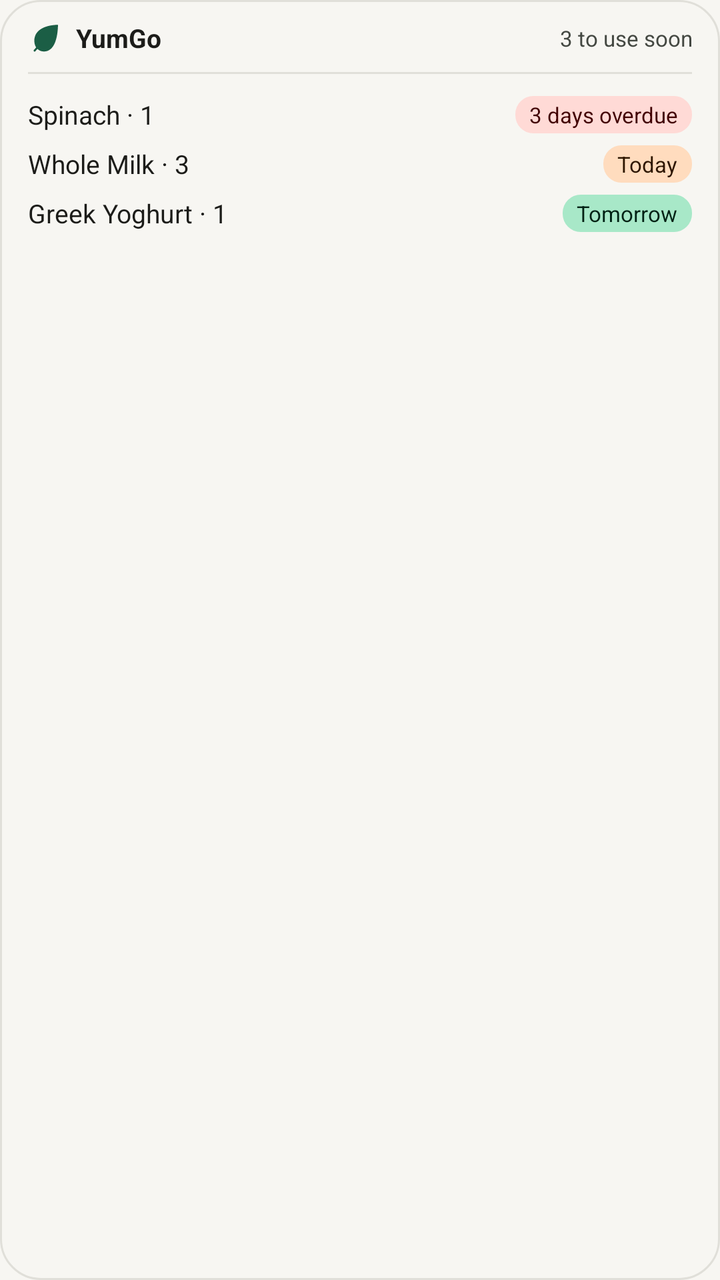
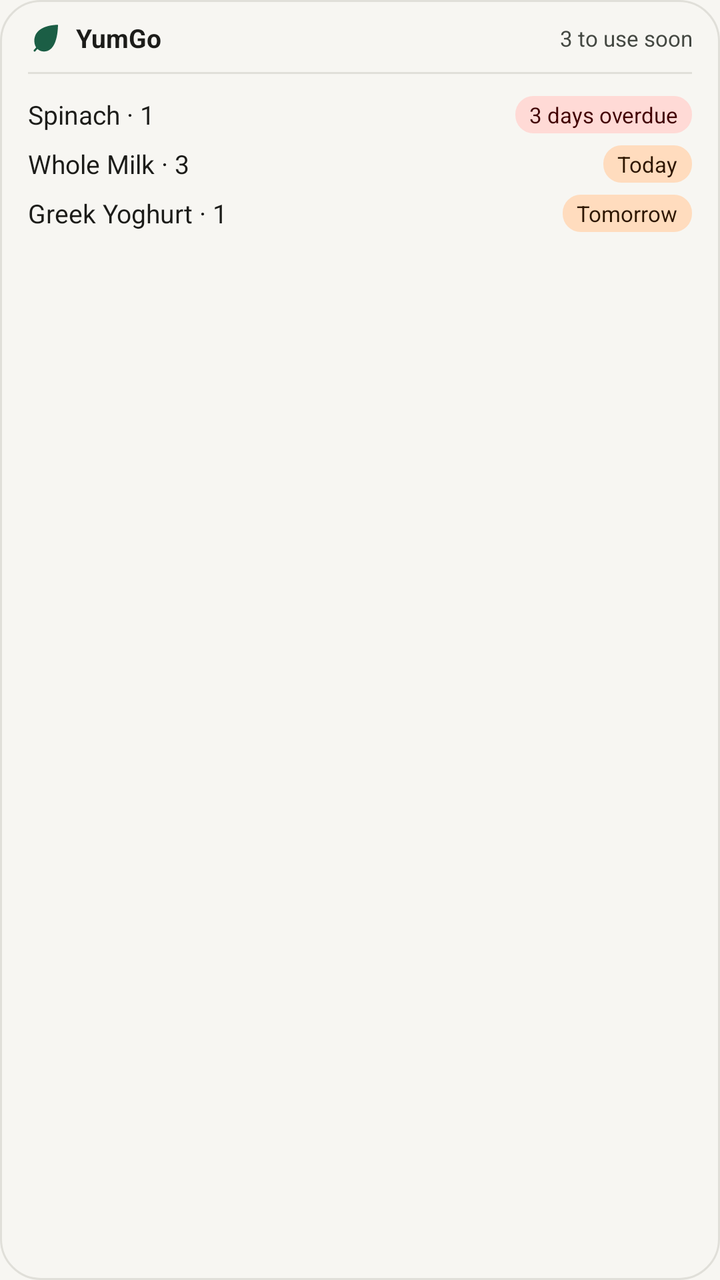

Two renders of the same Android screen: before a commit and after it. Below are the layout's source before the change and the commit's diff.
<!-- AndroidManifest.xml: application theme Theme.Yumgo -->
<!-- res/layout/fridge_widget.xml -->
<?xml version="1.0" encoding="utf-8"?>
<LinearLayout xmlns:android="http://schemas.android.com/apk/res/android"
    android:id="@+id/fridge_widget_root"
    android:layout_width="match_parent"
    android:layout_height="match_parent"
    android:background="@drawable/fridge_widget_background"
    android:clickable="true"
    android:focusable="true"
    android:orientation="vertical"
    android:paddingStart="14dp"
    android:paddingTop="10dp"
    android:paddingEnd="14dp"
    android:paddingBottom="10dp">

    <LinearLayout
        android:layout_width="match_parent"
        android:layout_height="wrap_content"
        android:gravity="center_vertical"
        android:orientation="horizontal">

        <ImageView
            android:id="@+id/widget_icon"
            android:layout_width="18dp"
            android:layout_height="18dp"
            android:contentDescription="@string/widget_open"
            android:src="@drawable/fridge_widget_icon" />

        <TextView
            android:id="@+id/widget_title"
            android:layout_width="wrap_content"
            android:layout_height="wrap_content"
            android:layout_marginStart="6dp"
            android:ellipsize="end"
            android:maxLines="1"
            android:text="@string/widget_title"
            android:textColor="#1C1C19"
            android:textSize="13sp"
            android:textStyle="bold" />

        <TextView
            android:id="@+id/widget_summary"
            android:layout_width="0dp"
            android:layout_height="wrap_content"
            android:layout_marginStart="8dp"
            android:layout_weight="1"
            android:ellipsize="end"
            android:gravity="end"
            android:maxLines="1"
            android:text="@string/widget_preview_summary"
            android:textColor="#444842"
            android:textSize="11sp" />
    </LinearLayout>

    
    <TextView
        android:id="@+id/widget_divider"
        android:layout_width="match_parent"
        android:layout_height="1dp"
        android:layout_marginTop="8dp"
        android:layout_marginBottom="8dp"
        android:background="@drawable/fridge_widget_divider"
        android:importantForAccessibility="no"
        android:text="" />

    <LinearLayout
        android:id="@+id/widget_columns"
        android:layout_width="match_parent"
        android:layout_height="0dp"
        android:layout_weight="1"
        android:baselineAligned="false"
        android:orientation="horizontal">

        
        <LinearLayout
            android:id="@+id/widget_column_start"
            android:layout_width="0dp"
            android:layout_height="match_parent"
            android:layout_weight="1"
            android:orientation="vertical">

            <LinearLayout
                android:layout_width="match_parent"
                android:layout_height="wrap_content"
                android:gravity="center_vertical"
                android:orientation="horizontal"
                android:paddingTop="3dp"
                android:paddingBottom="3dp">

                <TextView
                    android:layout_width="0dp"
                    android:layout_height="wrap_content"
                    android:layout_weight="1"
                    android:ellipsize="end"
                    android:maxLines="1"
                    android:text="@string/widget_preview_row_one"
                    android:textColor="#1C1C19"
                    android:textSize="13sp" />

                <TextView
                    android:layout_width="wrap_content"
                    android:layout_height="wrap_content"
                    android:layout_marginStart="8dp"
                    android:background="@drawable/fridge_widget_badge_overdue"
                    android:ellipsize="end"
                    android:maxLines="1"
                    android:paddingStart="7dp"
                    android:paddingTop="2dp"
                    android:paddingEnd="7dp"
                    android:paddingBottom="2dp"
                    android:text="@string/widget_preview_badge_one"
                    android:textColor="#410002"
                    android:textSize="11sp" />
            </LinearLayout>

            <LinearLayout
                android:layout_width="match_parent"
                android:layout_height="wrap_content"
                android:gravity="center_vertical"
                android:orientation="horizontal"
                android:paddingTop="3dp"
                android:paddingBottom="3dp">

                <TextView
                    android:layout_width="0dp"
                    android:layout_height="wrap_content"
                    android:layout_weight="1"
                    android:ellipsize="end"
                    android:maxLines="1"
                    android:text="@string/widget_preview_row_two"
                    android:textColor="#1C1C19"
                    android:textSize="13sp" />

                <TextView
                    android:layout_width="wrap_content"
                    android:layout_height="wrap_content"
                    android:layout_marginStart="8dp"
                    android:background="@drawable/fridge_widget_badge_soon"
                    android:ellipsize="end"
                    android:maxLines="1"
                    android:paddingStart="7dp"
                    android:paddingTop="2dp"
                    android:paddingEnd="7dp"
                    android:paddingBottom="2dp"
                    android:text="@string/widget_preview_badge_two"
                    android:textColor="#2D1600"
                    android:textSize="11sp" />
            </LinearLayout>

            <LinearLayout
                android:layout_width="match_parent"
                android:layout_height="wrap_content"
                android:gravity="center_vertical"
                android:orientation="horizontal"
                android:paddingTop="3dp"
                android:paddingBottom="3dp">

                <TextView
                    android:layout_width="0dp"
                    android:layout_height="wrap_content"
                    android:layout_weight="1"
                    android:ellipsize="end"
                    android:maxLines="1"
                    android:text="@string/widget_preview_row_three"
                    android:textColor="#1C1C19"
                    android:textSize="13sp" />

                <TextView
                    android:layout_width="wrap_content"
                    android:layout_height="wrap_content"
                    android:layout_marginStart="8dp"
                    android:background="@drawable/fridge_widget_badge_upcoming"
                    android:ellipsize="end"
                    android:maxLines="1"
                    android:paddingStart="7dp"
                    android:paddingTop="2dp"
                    android:paddingEnd="7dp"
                    android:paddingBottom="2dp"
                    android:text="@string/widget_preview_badge_three"
                    android:textColor="#002114"
                    android:textSize="11sp" />
            </LinearLayout>
        </LinearLayout>

        <LinearLayout
            android:id="@+id/widget_column_end"
            android:layout_width="0dp"
            android:layout_height="match_parent"
            android:layout_marginStart="12dp"
            android:layout_weight="1"
            android:orientation="vertical"
            android:visibility="gone" />
    </LinearLayout>

    <TextView
        android:id="@+id/widget_message"
        android:layout_width="match_parent"
        android:layout_height="0dp"
        android:layout_weight="1"
        android:ellipsize="end"
        android:gravity="center_vertical"
        android:maxLines="3"
        android:textColor="#444842"
        android:textSize="12sp"
        android:visibility="gone" />

    <TextView
        android:id="@+id/widget_more"
        android:layout_width="match_parent"
        android:layout_height="wrap_content"
        android:layout_marginTop="4dp"
        android:ellipsize="end"
        android:maxLines="1"
        android:textColor="#444842"
        android:textSize="11sp"
        android:visibility="gone" />
</LinearLayout>
<!-- resources referenced by this layout -->
<resources>
  <!-- drawable fridge_widget_background (drawable) -->
  <?xml version="1.0" encoding="utf-8"?>
  <shape xmlns:android="http://schemas.android.com/apk/res/android"
      android:shape="rectangle">
      <solid android:color="#F7F6F2" />
      <stroke
          android:width="1dp"
          android:color="#E0DFD9" />
      <corners android:radius="20dp" />
  </shape>
  <!-- drawable fridge_widget_badge_overdue (drawable) -->
  <?xml version="1.0" encoding="utf-8"?>
  <shape xmlns:android="http://schemas.android.com/apk/res/android"
      android:shape="rectangle">
      <solid android:color="#FFDAD6" />
      <corners android:radius="9dp" />
  </shape>
  <!-- drawable fridge_widget_badge_soon (drawable) -->
  <?xml version="1.0" encoding="utf-8"?>
  <shape xmlns:android="http://schemas.android.com/apk/res/android"
      android:shape="rectangle">
      <solid android:color="#FFDCBE" />
      <corners android:radius="9dp" />
  </shape>
  <!-- drawable fridge_widget_badge_upcoming (drawable) -->
  <?xml version="1.0" encoding="utf-8"?>
  <shape xmlns:android="http://schemas.android.com/apk/res/android"
      android:shape="rectangle">
      <solid android:color="#A8E8C8" />
      <corners android:radius="9dp" />
  </shape>
  <!-- drawable fridge_widget_divider (drawable) -->
  <?xml version="1.0" encoding="utf-8"?>
  <shape xmlns:android="http://schemas.android.com/apk/res/android"
      android:shape="rectangle">
      <solid android:color="#E0DFD9" />
  </shape>
  <!-- drawable fridge_widget_icon (drawable) -->
  <?xml version="1.0" encoding="utf-8"?>
  <vector xmlns:android="http://schemas.android.com/apk/res/android"
      android:width="24dp"
      android:height="24dp"
      android:viewportWidth="24"
      android:viewportHeight="24">
      <path
          android:fillColor="#1B5E45"
          android:pathData="M20,3.2 C10.4,3.4 4.2,7.2 4.2,13.8 C4.2,18.4 7.2,21 10.6,21 C17.4,21 19.8,12.4 20,3.2 Z" />
      <path
          android:fillColor="#00000000"
          android:pathData="M4.4,20.4 C8.6,15.4 13.4,11 18.8,7.6"
          android:strokeColor="#1B5E45"
          android:strokeLineCap="round"
          android:strokeWidth="1.3" />
  </vector>
  <string name="widget_open">Open YumGo</string>
  <string name="widget_preview_badge_one">3 days overdue</string>
  <string name="widget_preview_badge_three">Tomorrow</string>
  <string name="widget_preview_badge_two">Today</string>
  <string name="widget_preview_row_one">Spinach · 1</string>
  <string name="widget_preview_row_three">Greek Yoghurt · 1</string>
  <string name="widget_preview_row_two">Whole Milk · 3</string>
  <string name="widget_preview_summary">3 to use soon</string>
  <string name="widget_title">YumGo</string>
  <style name="Theme.Yumgo" parent="android:Theme.Material.Light.NoActionBar">
          <item name="android:windowBackground">#FFF7F6F2</item>
      </style>
</resources>

<!-- the commit's change to res/layout/fridge_widget.xml (unified diff, before → after) -->
@@ -164,11 +164,12 @@
                     android:textColor="#1C1C19"
                     android:textSize="13sp" />
 
+                
                 <TextView
                     android:layout_width="wrap_content"
                     android:layout_height="wrap_content"
                     android:layout_marginStart="8dp"
-                    android:background="@drawable/fridge_widget_badge_upcoming"
+                    android:background="@drawable/fridge_widget_badge_soon"
                     android:ellipsize="end"
                     android:maxLines="1"
                     android:paddingStart="7dp"
@@ -176,7 +177,7 @@
                     android:paddingEnd="7dp"
                     android:paddingBottom="2dp"
                     android:text="@string/widget_preview_badge_three"
-                    android:textColor="#002114"
+                    android:textColor="#2D1600"
                     android:textSize="11sp" />
             </LinearLayout>
         </LinearLayout>
<!-- resource entries referenced after the edit -->
@@ -22,13 +22,6 @@
   <shape xmlns:android="http://schemas.android.com/apk/res/android"
       android:shape="rectangle">
       <solid android:color="#FFDCBE" />
-      <corners android:radius="9dp" />
-  </shape>
-  <!-- drawable fridge_widget_badge_upcoming (drawable) -->
-  <?xml version="1.0" encoding="utf-8"?>
-  <shape xmlns:android="http://schemas.android.com/apk/res/android"
-      android:shape="rectangle">
-      <solid android:color="#A8E8C8" />
       <corners android:radius="9dp" />
   </shape>
   <!-- drawable fridge_widget_divider (drawable) -->
